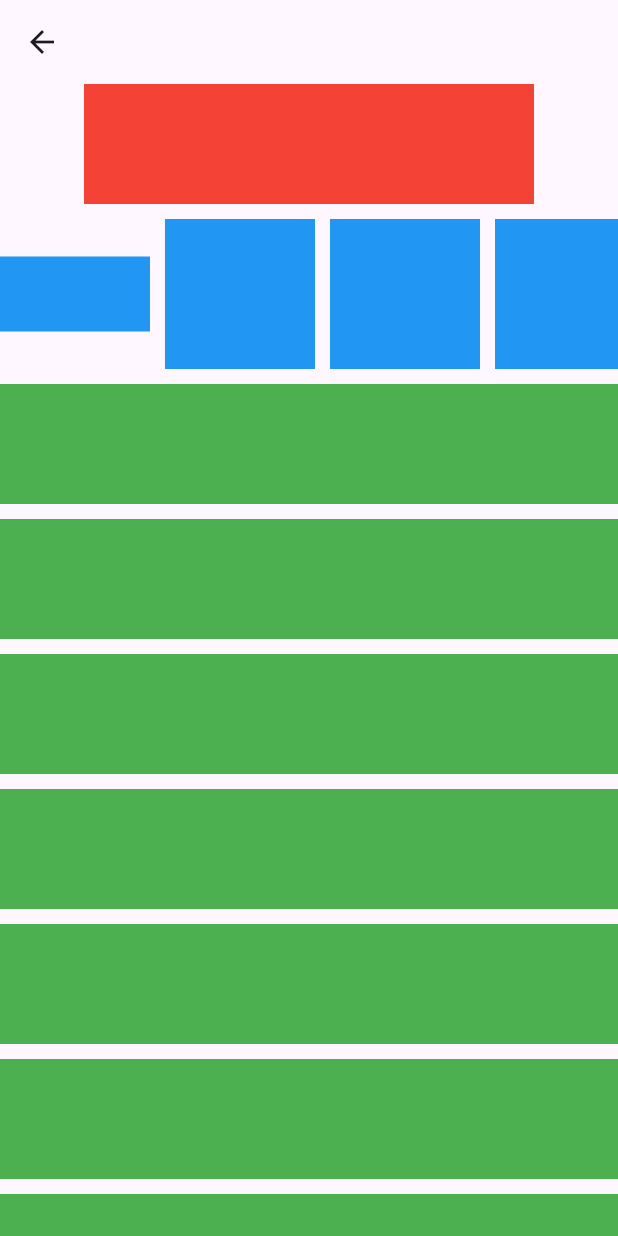
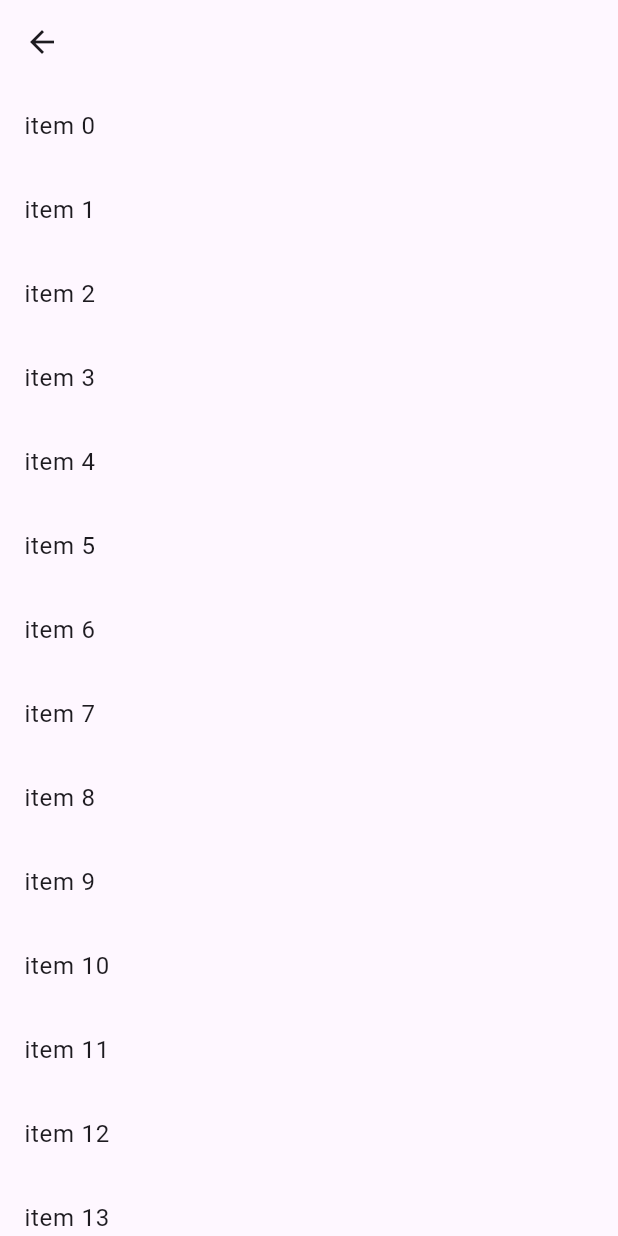
Before and after one commit to VinicioSantosOliveira/masterclass, a Flutter app: the Miscelania screen opened directly, on a phone screen of 412 x 824 dp. Run offline on Flutter 3.47's test engine with Material 3 defaults, Android fonts, the phone set to English and light mode, and no system bars.

Commit message:
forma diferente de criar route de page

```diff
--- a/lib/aula_miscelania.dart
+++ b/lib/aula_miscelania.dart
@@ -7,125 +7,13 @@ class Miscelania extends StatelessWidget {
   Widget build(BuildContext context) {
     return Scaffold(
       appBar: AppBar(),
-      body: ListView(
-        scrollDirection: Axis.vertical,
-        children: [
-          Align(
-            child: Padding(
-              padding: const EdgeInsets.only(bottom: 10),
-              child: Container(
-                height: 80,
-                width: 300,
-                color: Colors.red,
-              ),
-            ),
-          ),
-          Padding(
-            padding: const EdgeInsets.only(bottom: 10),
-            child: SizedBox(
-              height: 100,
-              child: ListView(
-                scrollDirection: Axis.horizontal,
-                children: [
-                  Align(
-                    child: Padding(
-                      padding: const EdgeInsets.only(right: 10),
-                      child: Container(
-                        height: 50,
-                        width: 100,
-                        color: Colors.blue,
-                      ),
-                    ),
-                  ),
-                  Padding(
-                    padding: const EdgeInsets.only(right: 10),
-                    child: Container(
-                      width: 100,
-                      color: Colors.blue,
-                    ),
-                  ),
-                  Padding(
-                    padding: const EdgeInsets.only(right: 10),
-                    child: Container(
-                      width: 100,
-                      color: Colors.blue,
-                    ),
-                  ),
-                  Padding(
-                    padding: const EdgeInsets.only(right: 10),
-                    child: Container(
-                      width: 100,
-                      color: Colors.blue,
-                    ),
-                  ),
-                  Padding(
-                    padding: const EdgeInsets.only(right: 10),
-                    child: Container(
-                      width: 100,
-                      color: Colors.blue,
-                    ),
-                  ),
-                ],
-              ),
-            ),
-          ),
-          Padding(
-            padding: const EdgeInsets.only(bottom: 10),
-            child: Container(
-              height: 80,
-              width: 300,
-              color: Colors.green,
-            ),
-          ),
-          Padding(
-            padding: const EdgeInsets.only(bottom: 10),
-            child: Container(
-              height: 80,
-              width: 300,
-              color: Colors.green,
-            ),
-          ),
-          Padding(
-            padding: const EdgeInsets.only(bottom: 10),
-            child: Container(
-              height: 80,
-              width: 300,
-              color: Colors.green,
-            ),
-          ),
-          Padding(
-            padding: const EdgeInsets.only(bottom: 10),
-            child: Container(
-              height: 80,
-              width: 300,
-              color: Colors.green,
-            ),
-          ),
-          Padding(
-            padding: const EdgeInsets.only(bottom: 10),
-            child: Container(
-              height: 80,
-              width: 300,
-              color: Colors.green,
-            ),
-          ),
-          Padding(
-            padding: const EdgeInsets.only(bottom: 10),
-            child: Container(
-              height: 80,
-              width: 300,
-              color: Colors.green,
-            ),
-          ),
-          Padding(
-            padding: const EdgeInsets.only(bottom: 10),
-            child: Container(
-              height: 80,
-              width: 300,
-              color: Colors.green,
-            ),
-          ),
-        ],
+      body: ListView.builder(
+        itemCount: 100,
+        itemBuilder: (context, index) {
+          return ListTile(
+            title: Text('item $index'),
+          );
+        },
       ),
     );
   }
--- a/lib/home_page.dart
+++ b/lib/home_page.dart
@@ -33,23 +33,7 @@ class HomePage extends StatelessWidget {
             ),
             IconButton(
               onPressed: () {
-                Navigator.push(
-                  context,
-                  MaterialPageRoute(
-                    builder: (context) => const Miscelania(),
-                  ),
-                );
-              },
-              icon: const Icon(Icons.align_vertical_bottom_outlined),
-            ),
-            IconButton(
-              onPressed: () {
-                Navigator.push(
-                  context,
-                  MaterialPageRoute(
-                    builder: (context) => const CardTextWidget(),
-                  ),
-                );
+                Navigator.of(context).pushNamed('/miscelania');
               },
               icon: const Icon(Icons.add),
             ),
@@ -58,6 +42,7 @@ class HomePage extends StatelessWidget {
       ),
       floatingActionButton: FloatingActionButton(
         onPressed: () {},
+        backgroundColor: Colors.amberAccent,
         child: const Icon(Icons.add),
       ),
     );
--- a/lib/my_app.dart
+++ b/lib/my_app.dart
@@ -1,4 +1,5 @@
 import 'package:flutter/material.dart';
+import 'package:masterclass/aula_miscelania.dart';
 import 'home_page.dart';
 
 class MyApp extends StatelessWidget {
@@ -6,8 +7,12 @@ class MyApp extends StatelessWidget {
 
   @override
   Widget build(BuildContext context) {
-    return const MaterialApp(
-      home: HomePage(),
+    return MaterialApp(
+      initialRoute: '/',
+      routes: {
+        '/': (context) => const HomePage(),
+        '/miscelania': (context) => const Miscelania(),
+      },
     );
   }
 }
```
